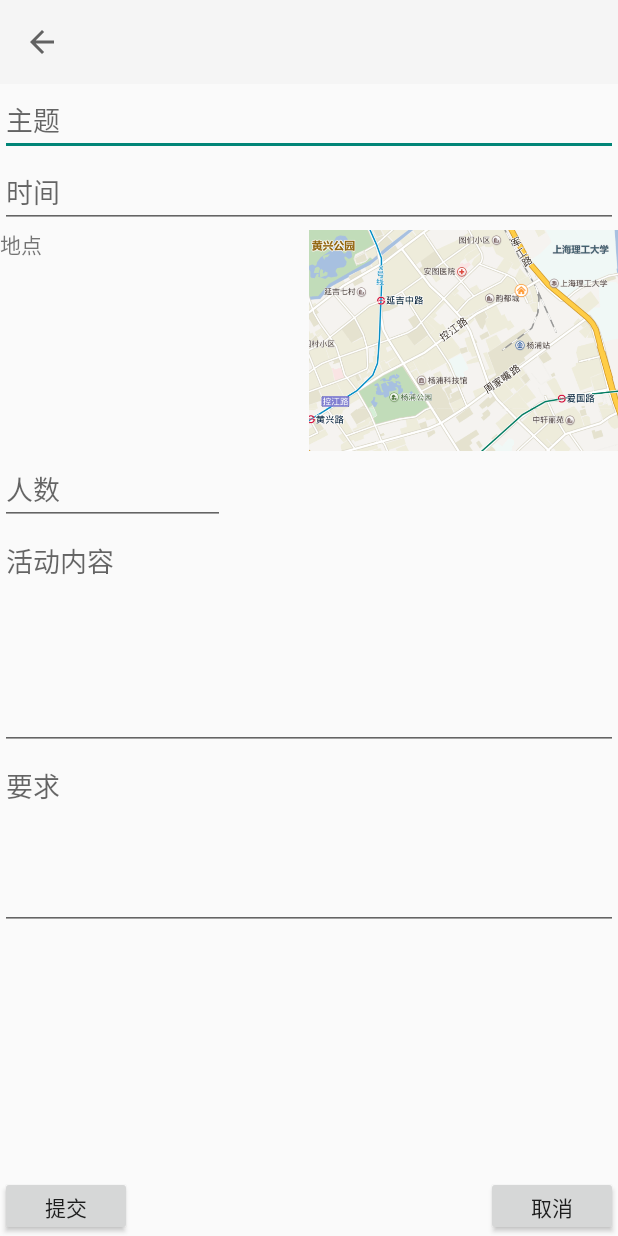
After one commit to xz65669983/LittleTortoist, an Android app: the IssueActivityActivity screen opened directly, with no data from a screen before it, on a phone screen of 412 x 824 dp. The commit adds this screen. Run offline under Robolectric (Android 15) with nearby library versions, the phone set to English and light mode, and no system bars.

Commit message:
homepage大致完成2

```diff
--- a/app/src/main/AndroidManifest.xml
+++ b/app/src/main/AndroidManifest.xml
@@ -21,6 +21,8 @@
             android:theme="@style/Theme.AppCompat.DayNight.NoActionBar"/>
         <activity android:name=".HomepageActivity"
             android:theme="@style/Theme.AppCompat.DayNight.NoActionBar"/>
+        <activity android:name=".IssueActivityActivity"
+            android:theme="@style/Theme.AppCompat.DayNight.NoActionBar"/>
     </application>
 
 </manifest>
--- a/app/src/main/java/com/example/administrator/littletortoisetortoise/HomepageActivity.java
+++ b/app/src/main/java/com/example/administrator/littletortoisetortoise/HomepageActivity.java
@@ -1,16 +1,21 @@
 package com.example.administrator.littletortoisetortoise;
 
 
+import android.content.Intent;
 import android.os.Bundle;
+import android.os.Handler;
 import android.support.annotation.Nullable;
 import android.support.v4.view.ViewPager;
 import android.support.v7.app.AppCompatActivity;
+import android.text.format.DateUtils;
 import android.view.LayoutInflater;
 import android.view.View;
 import android.widget.ListView;
+import android.widget.Toast;
 
 import com.example.administrator.adapter.FrangmentHomepagerHeadAdapter;
 import com.example.administrator.adapter.LvHomePageAdapter;
+import com.handmark.pulltorefresh.library.PullToRefreshBase;
 import com.handmark.pulltorefresh.library.PullToRefreshListView;
 import com.viewpagerindicator.CirclePageIndicator;
 
@@ -24,6 +29,7 @@ public class HomepageActivity extends AppCompatActivity {
     private ViewPager vp_homepage;
     private CirclePageIndicator indicator_homepage;
     private View headerview;
+    private Handler mhandler=new Handler();
 
     @Override
     protected void onCreate(@Nullable Bundle savedInstanceState) {
@@ -31,6 +37,32 @@ public class HomepageActivity extends AppCompatActivity {
         setContentView(R.layout.activity_homepage);
         findId();
         initiallistview();
+        intialPulltoRefreshLayout();
+    }
+
+    private void intialPulltoRefreshLayout() {
+        mPullRefreshListView.setOnRefreshListener(new PullToRefreshBase.OnRefreshListener<ListView>() {
+            @Override
+            public void onRefresh(PullToRefreshBase<ListView> refreshView) {
+                String label = DateUtils.formatDateTime(getApplicationContext(), System.currentTimeMillis(),
+                        DateUtils.FORMAT_SHOW_TIME | DateUtils.FORMAT_SHOW_DATE | DateUtils.FORMAT_ABBREV_ALL);
+
+                // Update the LastUpdatedLabel
+                refreshView.getLoadingLayoutProxy().setLastUpdatedLabel(label);
+
+                mhandler.postDelayed(new Runnable() {
+                    @Override
+                    public void run() {
+                        mPullRefreshListView.onRefreshComplete();
+                        Intent intent=new Intent(HomepageActivity.this,IssueActivityActivity.class);
+                        startActivity(intent);
+
+                    }
+                }, 2000);
+
+
+            }
+        });
     }
 
 
@@ -44,6 +76,7 @@ public class HomepageActivity extends AppCompatActivity {
     private void initiallistview() {
         ListView listView = mPullRefreshListView.getRefreshableView();
         listView.addHeaderView(headerview);
+
         vp_homepage.setAdapter(new FrangmentHomepagerHeadAdapter(getSupportFragmentManager()));
         indicator_homepage.setViewPager(vp_homepage);
         listView.setAdapter(new LvHomePageAdapter());
--- /dev/null
+++ b/app/src/main/java/com/example/administrator/littletortoisetortoise/IssueActivityActivity.java
@@ -0,0 +1,40 @@
+package com.example.administrator.littletortoisetortoise;
+import android.os.Bundle;
+import android.support.annotation.Nullable;
+import android.support.v7.app.AppCompatActivity;
+import android.support.v7.widget.Toolbar;
+import android.view.View;
+/**
+ * Created by zzc on 2017/6/11.
+ */
+
+public class IssueActivityActivity extends AppCompatActivity {
+
+    private Toolbar tb;
+
+    @Override
+    protected void onCreate(@Nullable Bundle savedInstanceState) {
+        super.onCreate(savedInstanceState);
+        setContentView(R.layout.activity_issueactivity);
+        findview();
+        initialtoolbar();
+    }
+
+    private void findview() {
+        tb = (Toolbar) findViewById(R.id.tb);
+    }
+
+    private void initialtoolbar() {
+        tb.setTitle("");
+        setSupportActionBar(tb);
+        getSupportActionBar().setHomeButtonEnabled(true); //设置返回键可用
+        getSupportActionBar().setDisplayHomeAsUpEnabled(true);
+
+        tb.setOnClickListener(new View.OnClickListener() {
+            @Override
+            public void onClick(View v) {
+
+            }
+        });
+    }
+}
--- /dev/null
+++ b/app/src/main/res/layout/activity_issueactivity.xml
@@ -0,0 +1,86 @@
+<?xml version="1.0" encoding="utf-8"?>
+<LinearLayout xmlns:android="http://schemas.android.com/apk/res/android"
+    android:orientation="vertical" android:layout_width="match_parent"
+    android:layout_height="match_parent">
+    <android.support.v7.widget.Toolbar
+        android:id="@+id/tb"
+        android:layout_width="match_parent"
+        android:layout_height="wrap_content"
+        android:background="?attr/colorPrimary"
+        android:minHeight="?attr/actionBarSize">
+    </android.support.v7.widget.Toolbar>
+    <ScrollView
+        android:layout_width="match_parent"
+        android:layout_height="0dp"
+        android:layout_weight="1">
+        <LinearLayout
+            android:layout_width="match_parent"
+            android:layout_height="match_parent"
+            android:orientation="vertical">
+            <EditText
+                android:layout_width="match_parent"
+                android:layout_height="wrap_content"
+                android:hint="主题"/>
+
+            <EditText
+                android:id="@+id/editText"
+                android:layout_width="match_parent"
+                android:layout_height="wrap_content"
+                android:hint="时间" />
+
+            <LinearLayout
+                android:layout_width="match_parent"
+                android:layout_height="150dp"
+                android:orientation="horizontal">
+
+                <TextView
+                    android:id="@+id/textView"
+                    android:layout_width="0dp"
+                    android:layout_height="match_parent"
+                    android:layout_weight="1"
+                    android:text="地点" />
+
+                <ImageView
+                    android:layout_width="0dp"
+                    android:layout_weight="1"
+                    android:layout_height="match_parent"
+                    android:src="@drawable/defaultmap"/>
+            </LinearLayout>
+            <EditText
+                android:layout_width="150dp"
+                android:layout_height="wrap_content"
+                android:hint="人数"/>
+            <EditText
+                android:layout_width="match_parent"
+                android:layout_height="150dp"
+                android:hint="活动内容"
+                android:gravity="top"/>
+            <EditText
+                android:layout_width="match_parent"
+                android:layout_height="120dp"
+                android:hint="要求"
+                android:gravity="top"/>
+
+        </LinearLayout>
+
+
+    </ScrollView>
+    <RelativeLayout
+        android:layout_width="match_parent"
+        android:layout_height="40dp"
+        android:orientation="horizontal">
+        <Button
+            android:layout_width="wrap_content"
+            android:layout_height="match_parent"
+            android:text="提交"/>
+
+        <Button
+          android:layout_alignParentRight="true"
+            android:layout_width="wrap_content"
+            android:layout_height="match_parent"
+            android:text="取消" />
+
+    </RelativeLayout>
+
+
+</LinearLayout>
```
Also changed, not shown: app/src/main/res/drawable/defaultmap.png (added).
